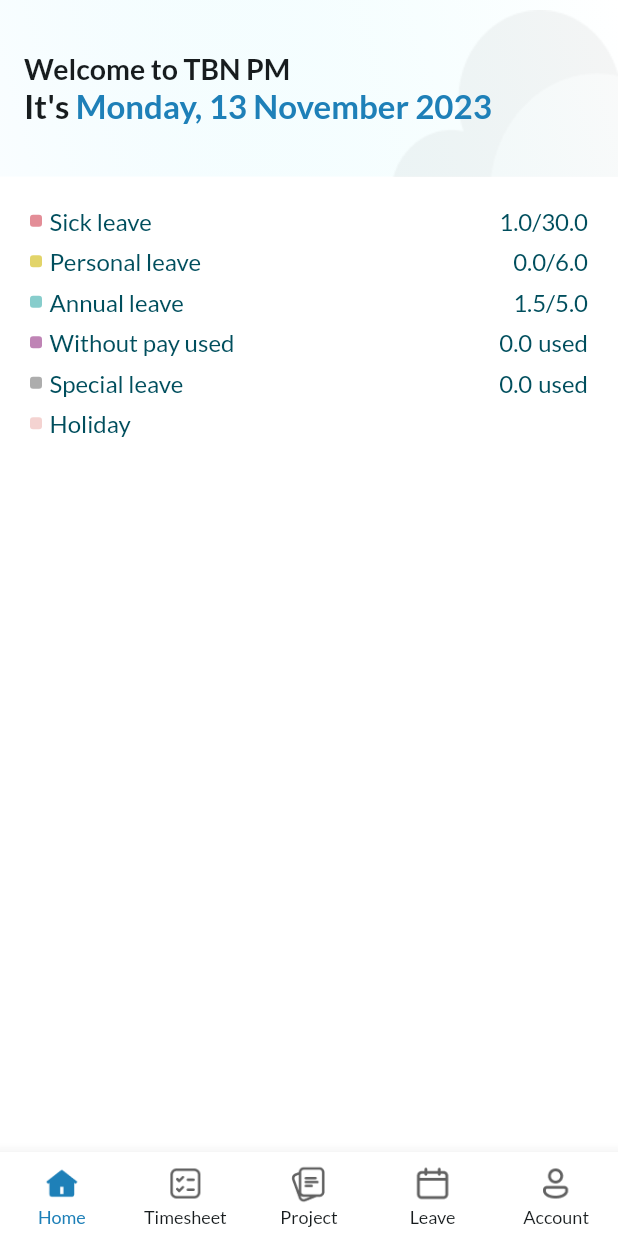
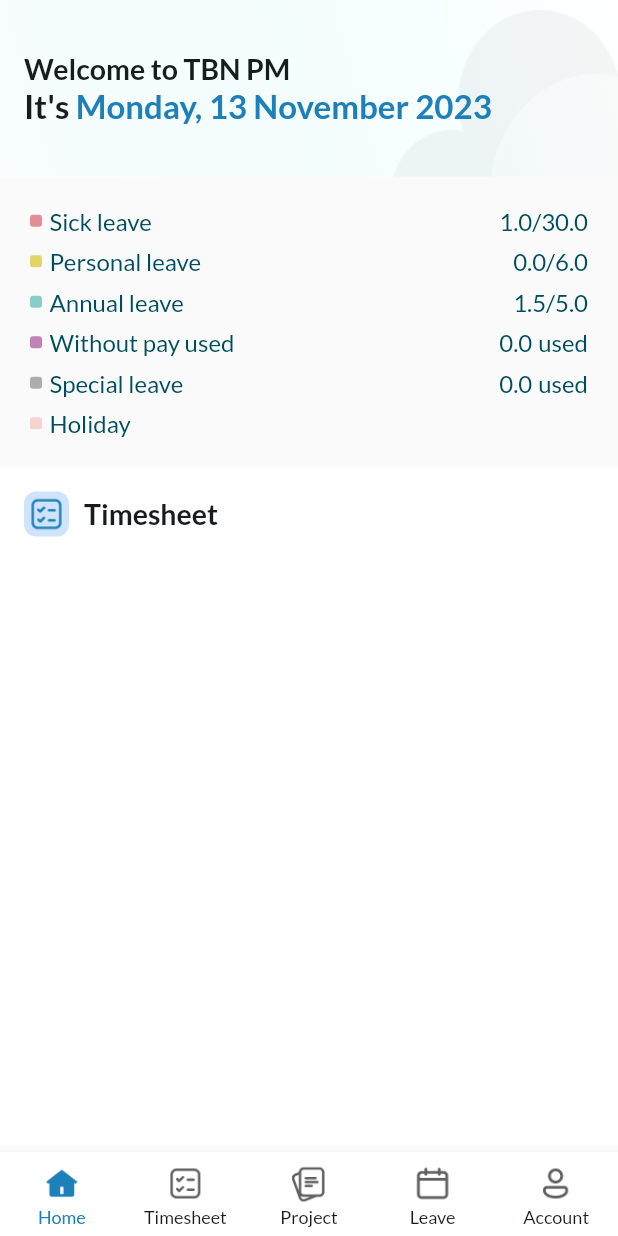
Before and after one commit to vlerbron/timesheet, a Flutter app: the HomePage screen opened by its route, on a phone screen of 412 x 824 dp. Run offline on Flutter 3.47's test engine with Material 2 defaults, Android fonts, the phone set to English and light mode, and no system bars; our stand-ins replace dartz, dio, equatable, file_picker, flutter_dotenv, flutter_riverpod and 6 more; missing offline and left inert: events_emitter, file_previewer, flutter_flavor; accounts and stored records are empty.

Commit message:
Add timesheet section title and icon, home page.
Add timesheet section title and icon, home page.

```diff
--- a/lib/main.dart
+++ b/lib/main.dart
@@ -13,6 +13,7 @@ final colorScheme = ColorScheme.fromSeed(
   background: const Color.fromARGB(255, 255, 255, 255),
   primary: const Color.fromARGB(255, 30, 128, 184),
   secondary: const Color(0xffF0F0F0),
+  primaryContainer: kColorLightGrey,
 );
 
 final theme = ThemeData().copyWith(
--- a/lib/presentation/pages/home/home_page.dart
+++ b/lib/presentation/pages/home/home_page.dart
@@ -16,6 +16,7 @@ class HomePage extends ConsumerWidget {
     return Scaffold(
       body: SafeArea(
         child: Column(
+          crossAxisAlignment: CrossAxisAlignment.start,
           children: [
             Container(
               height: MediaQuery.of(context).size.height / 7,
@@ -73,11 +74,41 @@ class HomePage extends ConsumerWidget {
             ),
             Container(
               padding: const EdgeInsets.all(kWidgetPadding),
+              decoration: BoxDecoration(
+                color: colorScheme.primaryContainer,
+              ),
               child: AnnualStatisticData(
                 leaveQuota: currentLeaveQuota,
                 showHeader: false,
                 showHoliday: true,
                 textColor: Theme.of(context).colorScheme.onPrimaryContainer,
+              ),
+            ),
+            Padding(
+              padding: const EdgeInsets.all(kWidgetPadding),
+              child: Row(
+                children: [
+                  Container(
+                    width: 30,
+                    height: 30,
+                    decoration: BoxDecoration(
+                      borderRadius:
+                          BorderRadius.circular(kWidgetCircularRadius),
+                      color: const Color(0xFFCFE4FA),
+                    ),
+                    child: Image.asset('assets/icons/icon-sheet.png'),
+                  ),
+                  Padding(
+                    padding: const EdgeInsets.only(left: kWidgetLineSpace),
+                    child: Text(
+                      'Timesheet',
+                      style: textTheme.titleLarge!.copyWith(
+                        color: Theme.of(context).colorScheme.onBackground,
+                        fontSize: 19,
+                      ),
+                    ),
+                  ),
+                ],
               ),
             ),
           ],
--- a/lib/presentation/utils/const.dart
+++ b/lib/presentation/utils/const.dart
@@ -14,6 +14,8 @@ const kColorLightBlue = Color.fromARGB(255, 245, 248, 253);
 const kColorLightGreen = Color.fromRGBO(139, 195, 74, 1);
 
 const kColorGreyBackground = Color.fromARGB(255, 245, 246, 248);
+
+const kColorIconBGBlue = Color(0xFFCFE4FA);
 ///// Text Style
 /////
 const kRequiredTextStyle = TextStyle(
```
